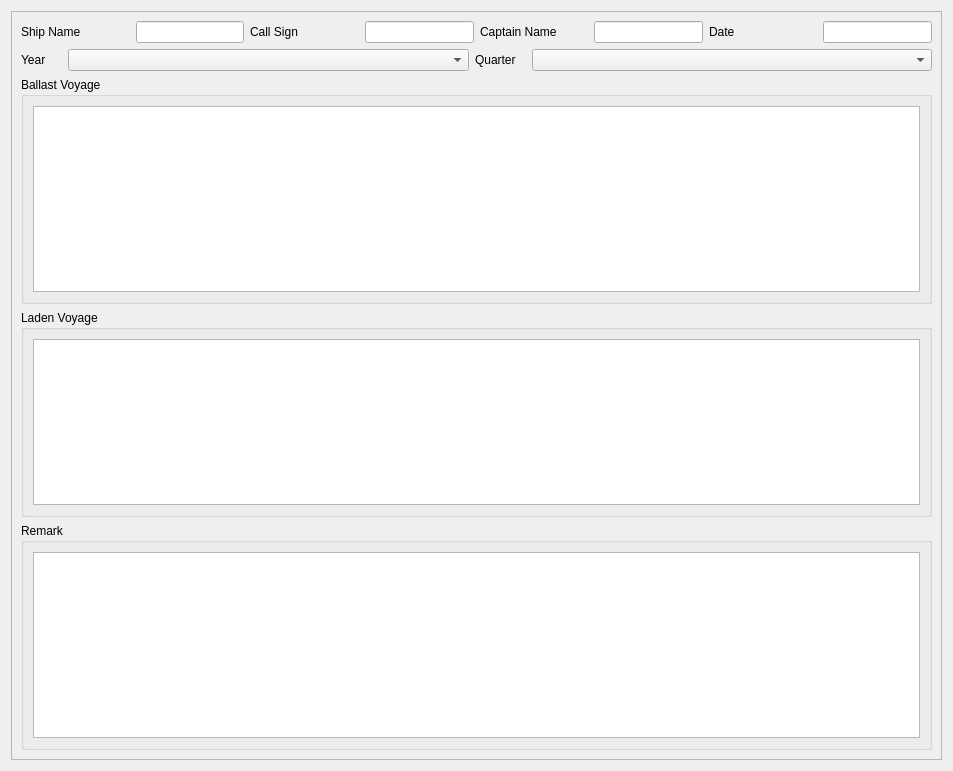
heavenlxj/emgui, file QtUi/quartelyReport.ui: the form before one commit.
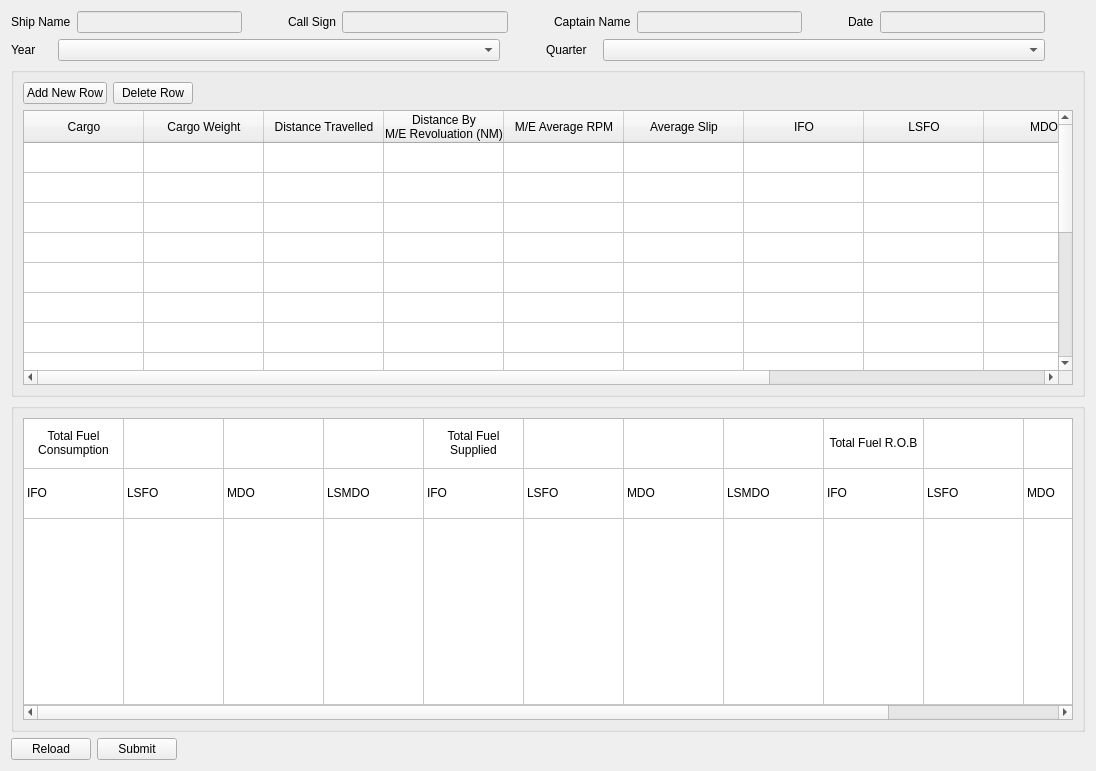
The form after the commit.

```diff
--- a/QtUi/quartelyReport.ui
+++ b/QtUi/quartelyReport.ui
@@ -6,33 +6,24 @@
    <rect>
     <x>0</x>
     <y>0</y>
-    <width>953</width>
+    <width>1096</width>
     <height>771</height>
    </rect>
   </property>
   <property name="windowTitle">
    <string>Form</string>
   </property>
-  <layout class="QGridLayout" name="gridLayout_5">
-   <item row="0" column="0">
-    <widget class="QScrollArea" name="scrollArea">
-     <property name="widgetResizable">
-      <bool>true</bool>
-     </property>
-     <widget class="QWidget" name="scrollAreaWidgetContents">
-      <property name="geometry">
-       <rect>
-        <x>0</x>
-        <y>0</y>
-        <width>933</width>
-        <height>751</height>
-       </rect>
-      </property>
-      <layout class="QVBoxLayout" name="verticalLayout_4">
+  <layout class="QVBoxLayout" name="verticalLayout_2">
        <item>
         <layout class="QHBoxLayout" name="horizontalLayout">
          <item>
           <widget class="QLabel" name="label">
+       <property name="sizePolicy">
+        <sizepolicy hsizetype="Fixed" vsizetype="Fixed">
+         <horstretch>0</horstretch>
+         <verstretch>0</verstretch>
+        </sizepolicy>
+       </property>
            <property name="text">
             <string>Ship Name</string>
            </property>
@@ -40,6 +31,9 @@
          </item>
          <item>
           <widget class="QLineEdit" name="ship_name_edit">
+       <property name="enabled">
+        <bool>false</bool>
+       </property>
            <property name="sizePolicy">
             <sizepolicy hsizetype="Preferred" vsizetype="Fixed">
              <horstretch>0</horstretch>
@@ -48,15 +42,40 @@
            </property>
           </widget>
          </item>
+     <item>
+      <spacer name="horizontalSpacer_6">
+       <property name="orientation">
+        <enum>Qt::Horizontal</enum>
+       </property>
+       <property name="sizeType">
+        <enum>QSizePolicy::Preferred</enum>
+       </property>
+       <property name="sizeHint" stdset="0">
+        <size>
+         <width>40</width>
+         <height>20</height>
+        </size>
+       </property>
+      </spacer>
+     </item>
          <item>
           <widget class="QLabel" name="label_2">
+       <property name="sizePolicy">
+        <sizepolicy hsizetype="Fixed" vsizetype="Fixed">
+         <horstretch>0</horstretch>
+         <verstretch>0</verstretch>
+        </sizepolicy>
+       </property>
            <property name="text">
             <string>Call Sign</string>
            </property>
           </widget>
          </item>
          <item>
-          <widget class="QLineEdit" name="lineEdit_2">
+      <widget class="QLineEdit" name="call_sign_edit">
+       <property name="enabled">
+        <bool>false</bool>
+       </property>
            <property name="sizePolicy">
             <sizepolicy hsizetype="Preferred" vsizetype="Fixed">
              <horstretch>0</horstretch>
@@ -65,15 +84,40 @@
            </property>
           </widget>
          </item>
+     <item>
+      <spacer name="horizontalSpacer_5">
+       <property name="orientation">
+        <enum>Qt::Horizontal</enum>
+       </property>
+       <property name="sizeType">
+        <enum>QSizePolicy::Preferred</enum>
+       </property>
+       <property name="sizeHint" stdset="0">
+        <size>
+         <width>40</width>
+         <height>20</height>
+        </size>
+       </property>
+      </spacer>
+     </item>
          <item>
           <widget class="QLabel" name="label_3">
+       <property name="sizePolicy">
+        <sizepolicy hsizetype="Fixed" vsizetype="Fixed">
+         <horstretch>0</horstretch>
+         <verstretch>0</verstretch>
+        </sizepolicy>
+       </property>
            <property name="text">
             <string>Captain Name</string>
            </property>
           </widget>
          </item>
          <item>
-          <widget class="QLineEdit" name="lineEdit_3">
+      <widget class="QLineEdit" name="captain_name_edit">
+       <property name="enabled">
+        <bool>false</bool>
+       </property>
            <property name="sizePolicy">
             <sizepolicy hsizetype="Preferred" vsizetype="Fixed">
              <horstretch>0</horstretch>
@@ -82,15 +126,40 @@
            </property>
           </widget>
          </item>
+     <item>
+      <spacer name="horizontalSpacer_3">
+       <property name="orientation">
+        <enum>Qt::Horizontal</enum>
+       </property>
+       <property name="sizeType">
+        <enum>QSizePolicy::Preferred</enum>
+       </property>
+       <property name="sizeHint" stdset="0">
+        <size>
+         <width>40</width>
+         <height>20</height>
+        </size>
+       </property>
+      </spacer>
+     </item>
          <item>
           <widget class="QLabel" name="label_4">
+       <property name="sizePolicy">
+        <sizepolicy hsizetype="Fixed" vsizetype="Fixed">
+         <horstretch>0</horstretch>
+         <verstretch>0</verstretch>
+        </sizepolicy>
+       </property>
            <property name="text">
             <string>Date</string>
            </property>
           </widget>
          </item>
          <item>
-          <widget class="QLineEdit" name="lineEdit_4">
+      <widget class="QLineEdit" name="date_edit">
+       <property name="enabled">
+        <bool>false</bool>
+       </property>
            <property name="sizePolicy">
             <sizepolicy hsizetype="Preferred" vsizetype="Fixed">
              <horstretch>0</horstretch>
@@ -99,6 +168,22 @@
            </property>
           </widget>
          </item>
+     <item>
+      <spacer name="horizontalSpacer_4">
+       <property name="orientation">
+        <enum>Qt::Horizontal</enum>
+       </property>
+       <property name="sizeType">
+        <enum>QSizePolicy::Preferred</enum>
+       </property>
+       <property name="sizeHint" stdset="0">
+        <size>
+         <width>40</width>
+         <height>20</height>
+        </size>
+       </property>
+      </spacer>
+     </item>
         </layout>
        </item>
        <item>
@@ -106,7 +191,7 @@
          <item>
           <widget class="QLabel" name="label_5">
            <property name="sizePolicy">
-            <sizepolicy hsizetype="Fixed" vsizetype="Preferred">
+        <sizepolicy hsizetype="Fixed" vsizetype="Fixed">
              <horstretch>0</horstretch>
              <verstretch>0</verstretch>
             </sizepolicy>
@@ -126,10 +211,26 @@
            </property>
           </widget>
          </item>
+     <item>
+      <spacer name="horizontalSpacer_2">
+       <property name="orientation">
+        <enum>Qt::Horizontal</enum>
+       </property>
+       <property name="sizeType">
+        <enum>QSizePolicy::Preferred</enum>
+       </property>
+       <property name="sizeHint" stdset="0">
+        <size>
+         <width>40</width>
+         <height>20</height>
+        </size>
+       </property>
+      </spacer>
+     </item>
          <item>
           <widget class="QLabel" name="label_6">
            <property name="sizePolicy">
-            <sizepolicy hsizetype="Fixed" vsizetype="Preferred">
+        <sizepolicy hsizetype="Fixed" vsizetype="Fixed">
              <horstretch>0</horstretch>
              <verstretch>0</verstretch>
             </sizepolicy>
@@ -140,62 +241,444 @@
           </widget>
          </item>
          <item>
-          <widget class="QComboBox" name="comboBox_2"/>
-         </item>
-        </layout>
-       </item>
+      <widget class="QComboBox" name="quarter_combo"/>
+     </item>
        <item>
-        <widget class="QGroupBox" name="groupBox">
-         <property name="title">
-          <string>Ballast Voyage</string>
-         </property>
-         <layout class="QVBoxLayout" name="verticalLayout_3">
-          <item>
-           <widget class="QTableWidget" name="tableWidget_2"/>
-          </item>
-         </layout>
-        </widget>
+      <spacer name="horizontalSpacer">
+       <property name="orientation">
+        <enum>Qt::Horizontal</enum>
+       </property>
+       <property name="sizeType">
+        <enum>QSizePolicy::Preferred</enum>
+       </property>
+       <property name="sizeHint" stdset="0">
+        <size>
+         <width>40</width>
+         <height>20</height>
+        </size>
+       </property>
+      </spacer>
+     </item>
+    </layout>
        </item>
        <item>
         <widget class="QGroupBox" name="groupBox_2">
          <property name="title">
-          <string>Laden Voyage</string>
-         </property>
-         <layout class="QVBoxLayout" name="verticalLayout_2">
-          <item>
-           <widget class="QTableWidget" name="tableWidget">
-            <property name="minimumSize">
-             <size>
-              <width>0</width>
-              <height>166</height>
-             </size>
-            </property>
-            <property name="maximumSize">
-             <size>
-              <width>16777215</width>
-              <height>166</height>
-             </size>
-            </property>
-           </widget>
-          </item>
-         </layout>
-        </widget>
-       </item>
-       <item>
-        <widget class="QGroupBox" name="groupBox_3">
-         <property name="title">
-          <string>Remark</string>
+      <string/>
          </property>
          <layout class="QVBoxLayout" name="verticalLayout">
           <item>
-           <widget class="QTableWidget" name="tableWidget_3"/>
-          </item>
-         </layout>
+       <layout class="QHBoxLayout" name="horizontalLayout_4">
+        <item>
+         <widget class="QPushButton" name="pushButton">
+          <property name="sizePolicy">
+           <sizepolicy hsizetype="Fixed" vsizetype="Fixed">
+            <horstretch>0</horstretch>
+            <verstretch>0</verstretch>
+           </sizepolicy>
+          </property>
+          <property name="text">
+           <string>Add New Row</string>
+          </property>
+         </widget>
+        </item>
+        <item>
+         <widget class="QPushButton" name="pushButton_2">
+          <property name="sizePolicy">
+           <sizepolicy hsizetype="Fixed" vsizetype="Fixed">
+            <horstretch>0</horstretch>
+            <verstretch>0</verstretch>
+           </sizepolicy>
+          </property>
+          <property name="text">
+           <string>Delete Row</string>
+          </property>
+         </widget>
+        </item>
+        <item>
+         <spacer name="horizontalSpacer_7">
+          <property name="orientation">
+           <enum>Qt::Horizontal</enum>
+          </property>
+          <property name="sizeHint" stdset="0">
+           <size>
+            <width>40</width>
+            <height>20</height>
+           </size>
+          </property>
+         </spacer>
+        </item>
+       </layout>
+      </item>
+      <item>
+       <widget class="QTableWidget" name="cargo_table_widget">
+        <property name="sizePolicy">
+         <sizepolicy hsizetype="Preferred" vsizetype="Preferred">
+          <horstretch>0</horstretch>
+          <verstretch>0</verstretch>
+         </sizepolicy>
+        </property>
+        <property name="rowCount">
+         <number>15</number>
+        </property>
+        <attribute name="horizontalHeaderDefaultSectionSize">
+         <number>120</number>
+        </attribute>
+        <attribute name="horizontalHeaderStretchLastSection">
+         <bool>true</bool>
+        </attribute>
+        <attribute name="verticalHeaderVisible">
+         <bool>false</bool>
+        </attribute>
+        <attribute name="verticalHeaderStretchLastSection">
+         <bool>true</bool>
+        </attribute>
+        <row>
+         <property name="text">
+          <string>新建行</string>
+         </property>
+        </row>
+        <row>
+         <property name="text">
+          <string>新建行</string>
+         </property>
+        </row>
+        <row>
+         <property name="text">
+          <string>新建行</string>
+         </property>
+        </row>
+        <row>
+         <property name="text">
+          <string>新建行</string>
+         </property>
+        </row>
+        <row>
+         <property name="text">
+          <string>新建行</string>
+         </property>
+        </row>
+        <row>
+         <property name="text">
+          <string>新建行</string>
+         </property>
+        </row>
+        <row>
+         <property name="text">
+          <string>新建行</string>
+         </property>
+        </row>
+        <row>
+         <property name="text">
+          <string>新建行</string>
+         </property>
+        </row>
+        <row>
+         <property name="text">
+          <string>新建行</string>
+         </property>
+        </row>
+        <row>
+         <property name="text">
+          <string>新建行</string>
+         </property>
+        </row>
+        <row/>
+        <row/>
+        <row/>
+        <row/>
+        <row/>
+        <column>
+         <property name="text">
+          <string>Cargo</string>
+         </property>
+        </column>
+        <column>
+         <property name="text">
+          <string>Cargo Weight</string>
+         </property>
+        </column>
+        <column>
+         <property name="text">
+          <string>Distance Travelled</string>
+         </property>
+        </column>
+        <column>
+         <property name="text">
+          <string>Distance By 
+M/E Revoluation (NM)</string>
+         </property>
+        </column>
+        <column>
+         <property name="text">
+          <string>M/E Average RPM</string>
+         </property>
+        </column>
+        <column>
+         <property name="text">
+          <string>Average Slip</string>
+         </property>
+        </column>
+        <column>
+         <property name="text">
+          <string>IFO</string>
+         </property>
+        </column>
+        <column>
+         <property name="text">
+          <string>LSFO</string>
+         </property>
+        </column>
+        <column>
+         <property name="text">
+          <string>MDO</string>
+         </property>
+        </column>
+        <column>
+         <property name="text">
+          <string>LSMDO</string>
+         </property>
+        </column>
+        <column>
+         <property name="text">
+          <string>Performance 
+Effciency</string>
+         </property>
+        </column>
         </widget>
        </item>
       </layout>
      </widget>
-    </widget>
+   </item>
+   <item>
+    <widget class="QGroupBox" name="groupBox_3">
+     <property name="title">
+      <string/>
+     </property>
+     <layout class="QVBoxLayout" name="verticalLayout_3">
+      <item>
+       <widget class="QTableWidget" name="tfc_table_widget">
+        <property name="sizePolicy">
+         <sizepolicy hsizetype="Preferred" vsizetype="Preferred">
+          <horstretch>0</horstretch>
+          <verstretch>0</verstretch>
+         </sizepolicy>
+        </property>
+        <attribute name="horizontalHeaderVisible">
+         <bool>false</bool>
+        </attribute>
+        <attribute name="verticalHeaderVisible">
+         <bool>false</bool>
+        </attribute>
+        <attribute name="verticalHeaderDefaultSectionSize">
+         <number>50</number>
+        </attribute>
+        <attribute name="verticalHeaderStretchLastSection">
+         <bool>true</bool>
+        </attribute>
+        <row>
+         <property name="text">
+          <string>新建行</string>
+         </property>
+        </row>
+        <row>
+         <property name="text">
+          <string>新建行</string>
+         </property>
+        </row>
+        <row>
+         <property name="text">
+          <string>新建行</string>
+         </property>
+        </row>
+        <column>
+         <property name="text">
+          <string>新建列</string>
+         </property>
+        </column>
+        <column>
+         <property name="text">
+          <string>新建列</string>
+         </property>
+        </column>
+        <column>
+         <property name="text">
+          <string>新建列</string>
+         </property>
+        </column>
+        <column>
+         <property name="text">
+          <string>新建列</string>
+         </property>
+        </column>
+        <column>
+         <property name="text">
+          <string>新建列</string>
+         </property>
+        </column>
+        <column>
+         <property name="text">
+          <string>新建列</string>
+         </property>
+        </column>
+        <column>
+         <property name="text">
+          <string>新建列</string>
+         </property>
+        </column>
+        <column>
+         <property name="text">
+          <string>新建列</string>
+         </property>
+        </column>
+        <column>
+         <property name="text">
+          <string>新建列</string>
+         </property>
+        </column>
+        <column>
+         <property name="text">
+          <string>新建列</string>
+         </property>
+        </column>
+        <column>
+         <property name="text">
+          <string>新建列</string>
+         </property>
+        </column>
+        <column>
+         <property name="text">
+          <string>新建列</string>
+         </property>
+        </column>
+        <item row="0" column="0">
+         <property name="text">
+          <string>Total Fuel Consumption</string>
+         </property>
+         <property name="textAlignment">
+          <set>AlignHCenter|AlignVCenter|AlignCenter</set>
+         </property>
+         <property name="background">
+          <brush brushstyle="NoBrush">
+           <color alpha="255">
+            <red>100</red>
+            <green>100</green>
+            <blue>100</blue>
+           </color>
+          </brush>
+         </property>
+        </item>
+        <item row="0" column="4">
+         <property name="text">
+          <string>Total Fuel Supplied</string>
+         </property>
+         <property name="textAlignment">
+          <set>AlignHCenter|AlignVCenter|AlignCenter</set>
+         </property>
+        </item>
+        <item row="0" column="8">
+         <property name="text">
+          <string>Total Fuel R.O.B</string>
+         </property>
+         <property name="textAlignment">
+          <set>AlignHCenter|AlignVCenter|AlignCenter</set>
+         </property>
+        </item>
+        <item row="1" column="0">
+         <property name="text">
+          <string>IFO</string>
+         </property>
+        </item>
+        <item row="1" column="1">
+         <property name="text">
+          <string>LSFO</string>
+         </property>
+        </item>
+        <item row="1" column="2">
+         <property name="text">
+          <string>MDO</string>
+         </property>
+        </item>
+        <item row="1" column="3">
+         <property name="text">
+          <string>LSMDO</string>
+         </property>
+        </item>
+        <item row="1" column="4">
+         <property name="text">
+          <string>IFO</string>
+         </property>
+        </item>
+        <item row="1" column="5">
+         <property name="text">
+          <string>LSFO</string>
+         </property>
+        </item>
+        <item row="1" column="6">
+         <property name="text">
+          <string>MDO</string>
+         </property>
+        </item>
+        <item row="1" column="7">
+         <property name="text">
+          <string>LSMDO</string>
+         </property>
+        </item>
+        <item row="1" column="8">
+         <property name="text">
+          <string>IFO</string>
+         </property>
+        </item>
+        <item row="1" column="9">
+         <property name="text">
+          <string>LSFO</string>
+         </property>
+        </item>
+        <item row="1" column="10">
+         <property name="text">
+          <string>MDO</string>
+         </property>
+        </item>
+        <item row="1" column="11">
+         <property name="text">
+          <string>LSMDO</string>
+         </property>
+        </item>
+       </widget>
+      </item>
+     </layout>
+    </widget>
+   </item>
+   <item>
+    <layout class="QHBoxLayout" name="horizontalLayout_5">
+     <item>
+      <widget class="QPushButton" name="reload_btn">
+       <property name="text">
+        <string>Reload</string>
+       </property>
+      </widget>
+     </item>
+     <item>
+      <widget class="QPushButton" name="submit_btn">
+       <property name="text">
+        <string>Submit</string>
+       </property>
+      </widget>
+     </item>
+     <item>
+      <spacer name="horizontalSpacer_8">
+       <property name="orientation">
+        <enum>Qt::Horizontal</enum>
+       </property>
+       <property name="sizeHint" stdset="0">
+        <size>
+         <width>40</width>
+         <height>20</height>
+        </size>
+       </property>
+      </spacer>
+     </item>
+    </layout>
    </item>
   </layout>
  </widget>
```
Left out of the diff: 2 changed lines with no effect on the pictures. Lines whose indentation alone changed are shown as unchanged.
